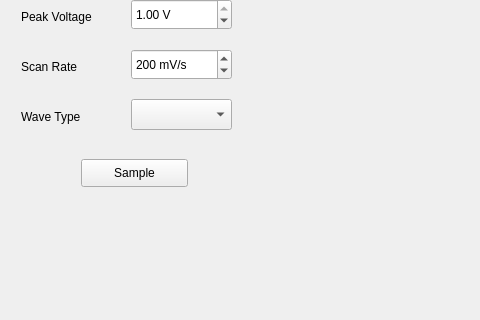
Qt form mainwindow.ui (UCDiGEM/OliView) before a commit; both pictures show x 0 to 480 and y 119 to 439 of the 1000 by 654 pixel window.
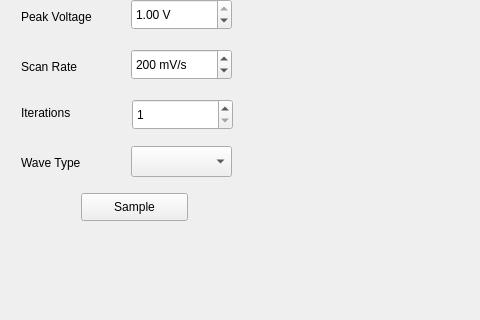
The same form after that commit. Custom widgets are drawn as their Qt base class.

Diff of the .ui file:
```diff
--- a/mainwindow.ui
+++ b/mainwindow.ui
@@ -29,7 +29,7 @@
          <x>0</x>
          <y>0</y>
          <width>250</width>
-         <height>460</height>
+         <height>417</height>
         </rect>
        </property>
        <attribute name="label">
@@ -39,7 +39,7 @@
         <property name="geometry">
          <rect>
           <x>70</x>
-          <y>220</y>
+          <y>254</y>
           <width>107</width>
           <height>28</height>
          </rect>
@@ -150,7 +150,7 @@
         <property name="geometry">
          <rect>
           <x>10</x>
-          <y>170</y>
+          <y>216</y>
           <width>91</width>
           <height>16</height>
          </rect>
@@ -176,11 +176,37 @@
         <property name="geometry">
          <rect>
           <x>120</x>
+          <y>207</y>
+          <width>101</width>
+          <height>31</height>
+         </rect>
+        </property>
+       </widget>
+       <widget class="QSpinBox" name="ASiterations">
+        <property name="geometry">
+         <rect>
+          <x>121</x>
           <y>160</y>
           <width>101</width>
           <height>31</height>
          </rect>
         </property>
+        <property name="minimum">
+         <number>1</number>
+        </property>
+       </widget>
+       <widget class="QLabel" name="label_13">
+        <property name="geometry">
+         <rect>
+          <x>10</x>
+          <y>166</y>
+          <width>91</width>
+          <height>16</height>
+         </rect>
+        </property>
+        <property name="text">
+         <string>Iterations</string>
+        </property>
        </widget>
       </widget>
       <widget class="QWidget" name="toolBoxPage2_2">
```
Left out of the diff: 10 changed lines with no effect on the pictures.
